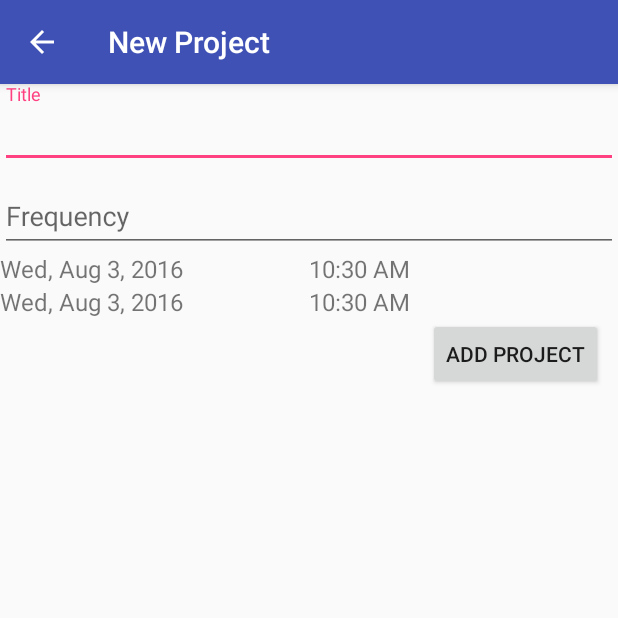
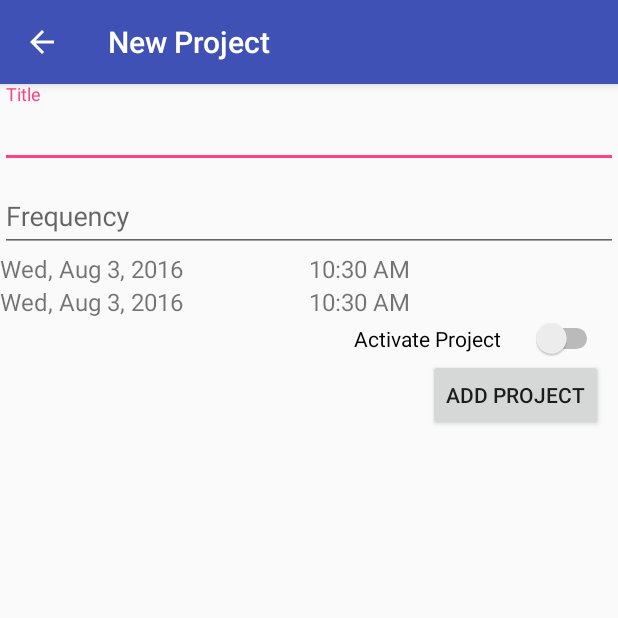
Before and after one commit to AshitakaLax/Capstone-Project, an Android app: the screen it shows after launch (NewProjectActivity), after a tap on an icon or button, on a phone screen of 412 x 824 dp, the top half of it. Run offline under Robolectric (Android 15) with nearby library versions, the phone set to English and light mode, and no system bars; libraries missing offline, so code that uses them is left out: com.wdullaer.materialdatetimepicker.

Commit message:
Added the ability to enable a project and disable a project. it will now trigger alarms for the period set. still need to take a picture and store it.
I am struggling with storing which project should be taking the picture.
the plan is to currently only have one project enabled at a time.

```diff
--- a/ScheduledTimeLapse/app/src/main/java/com/ashitakalax/scheduledtimelapse/MainActivity.java
+++ b/ScheduledTimeLapse/app/src/main/java/com/ashitakalax/scheduledtimelapse/MainActivity.java
@@ -28,6 +28,7 @@ public class MainActivity extends AppCompatActivity
     private RecyclerView.Adapter mAdapter;
     private RecyclerView.LayoutManager mLayoutManager;
 
+
     // Whether or not we are in dual-pane mode
     boolean mIsDualPane = false;
     private PendingIntent pendingIntent;
@@ -52,6 +53,7 @@ public class MainActivity extends AppCompatActivity
         NavigationView navigationView = (NavigationView) findViewById(R.id.nav_view);
         navigationView.setNavigationItemSelectedListener(this);
 
+        alarm.checkAlarms(this);
         // setup the recycler view
         mRecyclerView = (RecyclerView)findViewById(R.id.my_recycler_view);
         mRecyclerView.setHasFixedSize(true);
@@ -64,33 +66,12 @@ public class MainActivity extends AppCompatActivity
             public void onClick(ProjectAdapter.ProjectAdapterViewHolder vh) {
                 //start the newProjectActivity
                 Intent intent = new Intent(getApplicationContext(), NewProjectActivity.class);
-                int position = vh.getAdapterPosition();
-
-                intent.putExtra(NewProjectActivity.PROJECT_POSITION, position);
+                intent.putExtra(NewProjectActivity.PROJECT_POSITION, vh.mProjectId);
                 startActivity(intent);
             }
         });
         mRecyclerView.setAdapter(mAdapter);
-
-        alarm.setAlarm(this);
-
     }
-
-//    private void sampleAlarmStart()
-//    {
-//        AlarmManager manager = (AlarmManager) getSystemService(Context.ALARM_SERVICE);
-//        int interval = 8000;
-//
-//        Intent alarmIntent = new Intent(this, AlarmReceiver.class);
-//        pendingIntent = PendingIntent.getBroadcast(this, 0, alarmIntent, 0);
-//
-//        // Set the alarm to start at approximately 2:00 p.m.
-//        Calendar calendar = Calendar.getInstance();
-//        calendar.setTimeInMillis(System.currentTimeMillis() + interval);
-//
-//        manager.setRepeating(AlarmManager.RTC_WAKEUP, calendar.getTimeInMillis(), interval, pendingIntent);
-//        Toast.makeText(this, "Alarm Set", Toast.LENGTH_SHORT).show();
-//    }
 
     @Override
     public void onBackPressed() {
--- a/ScheduledTimeLapse/app/src/main/java/com/ashitakalax/scheduledtimelapse/adapter/ProjectAdapter.java
+++ b/ScheduledTimeLapse/app/src/main/java/com/ashitakalax/scheduledtimelapse/adapter/ProjectAdapter.java
@@ -32,7 +32,8 @@ public class ProjectAdapter extends RecyclerView.Adapter<ProjectAdapter.ProjectA
             ProjectContract.ProjectEntry.COLUMN_TITLE,
             ProjectContract.ProjectEntry.COLUMN_FREQUENCY,
             ProjectContract.ProjectEntry.COLUMN_START_TIME,
-            ProjectContract.ProjectEntry.COLUMN_END_TIME
+            ProjectContract.ProjectEntry.COLUMN_END_TIME,
+            ProjectContract.ProjectEntry.COLUMN_ALARM_ACTIVE
     };
 
     // These indices are tied to FORECAST_COLUMNS.  If FORECAST_COLUMNS changes, these
@@ -42,6 +43,7 @@ public class ProjectAdapter extends RecyclerView.Adapter<ProjectAdapter.ProjectA
     static final int COL_PROJECT_FREQUENCY = 2;
     static final int COL_PROJECT_START_TIME = 3;
     static final int COL_PROJECT_END_TIME = 4;
+    static final int COL_PROJECT_ACTIVE = 5;
 
     @Override
     public ProjectAdapterViewHolder onCreateViewHolder(ViewGroup parent, int viewType) {
@@ -60,10 +62,21 @@ public class ProjectAdapter extends RecyclerView.Adapter<ProjectAdapter.ProjectA
     public void onBindViewHolder(ProjectAdapterViewHolder holder, int position) {
         mCursor.moveToPosition(position);
         // todo add image to cardview(either default or one that is part of the set)
+        holder.mProjectId = mCursor.getInt(COL_PROJECT_ID);
         holder.mTitleTextView.setText(mCursor.getString(COL_PROJECT_TITLE));
         holder.mFrequencyTextView.setText( "Frequency " + mCursor.getFloat(COL_PROJECT_FREQUENCY));
         holder.mStartTimeTextView.setText(dateTimeFormat.format(new Date(mCursor.getLong(COL_PROJECT_START_TIME))));
         holder.mEndTimeTextView.setText(dateTimeFormat.format(new Date(mCursor.getLong(COL_PROJECT_END_TIME))));
+        String activeStatus;
+        if(mCursor.getString(COL_PROJECT_ACTIVE).equals("1"))
+        {
+            activeStatus = "Project Active";
+        }
+        else
+        {
+            activeStatus = "Project Inactive";
+        }
+        holder.mActiveTextView.setText(activeStatus);
     }
 
     @Override
@@ -78,12 +91,16 @@ public class ProjectAdapter extends RecyclerView.Adapter<ProjectAdapter.ProjectA
         public final TextView mFrequencyTextView;
         public final TextView mStartTimeTextView;
         public final TextView mEndTimeTextView;
+        public final TextView mActiveTextView;
+        public int mProjectId;
         public ProjectAdapterViewHolder(View itemView) {
             super(itemView);
+            mProjectId = -1;
             mTitleTextView = (TextView)itemView.findViewById(R.id.title_text_view);
             mFrequencyTextView = (TextView)itemView.findViewById(R.id.frequency_text_view);
             mStartTimeTextView = (TextView)itemView.findViewById(R.id.start_time_text_view);
             mEndTimeTextView = (TextView)itemView.findViewById(R.id.end_time_text_view);
+            mActiveTextView = (TextView) itemView.findViewById(R.id.active_text_view);
             itemView.setOnClickListener(this);
         }
 
@@ -108,6 +125,6 @@ public class ProjectAdapter extends RecyclerView.Adapter<ProjectAdapter.ProjectA
                 ,null
         ,null
         ,null
-        ,null);
+        , ProjectContract.ProjectEntry.COLUMN_ALARM_ACTIVE + " DESC");
     }
 }
--- a/ScheduledTimeLapse/app/src/main/java/com/ashitakalax/scheduledtimelapse/data/ProjectContract.java
+++ b/ScheduledTimeLapse/app/src/main/java/com/ashitakalax/scheduledtimelapse/data/ProjectContract.java
@@ -37,8 +37,12 @@ public class ProjectContract {
 
         // Time Lapse start time
         public static final String COLUMN_START_TIME = "start_time";
+
         // Time Lapse end Time
         public static final String COLUMN_END_TIME = "end_time";
+
+        // whether the alarm is activated
+        public static final String COLUMN_ALARM_ACTIVE = "active";
 
         /**
          * Gets the uri from the id to simplify creating the uri's
--- a/ScheduledTimeLapse/app/src/main/java/com/ashitakalax/scheduledtimelapse/data/ProjectDbHelper.java
+++ b/ScheduledTimeLapse/app/src/main/java/com/ashitakalax/scheduledtimelapse/data/ProjectDbHelper.java
@@ -13,7 +13,7 @@ public class ProjectDbHelper extends SQLiteOpenHelper {
 
     static final String DATABASE_NAME = "project.db";
     // If you change the database schema, you must increment the database version.
-    private static final int DATABASE_VERSION = 1;
+    private static final int DATABASE_VERSION = 2;
 
     public ProjectDbHelper(Context context) {
         super(context, DATABASE_NAME, null, DATABASE_VERSION);
@@ -30,7 +30,8 @@ public class ProjectDbHelper extends SQLiteOpenHelper {
                 ProjectEntry.COLUMN_TITLE + " STRING NOT NULL, " +
                 ProjectEntry.COLUMN_FREQUENCY + " FLOAT NOT NULL, " +
                 ProjectEntry.COLUMN_START_TIME + " LONG NOT NULL, " +
-                ProjectEntry.COLUMN_END_TIME + " LONG NOT NULL);";
+                ProjectEntry.COLUMN_END_TIME + " LONG NOT NULL, " +
+                ProjectEntry.COLUMN_ALARM_ACTIVE + " BOOLEAN NOT NULL);";
 
         sqLiteDatabase.execSQL(SQL_CREATE_PROJECT_TABLE);
     }
--- a/ScheduledTimeLapse/app/src/main/res/layout/new_project_main_content.xml
+++ b/ScheduledTimeLapse/app/src/main/res/layout/new_project_main_content.xml
@@ -92,6 +92,18 @@
 
     </LinearLayout>
 
+    <Switch
+        android:layout_width="wrap_content"
+        android:layout_height="wrap_content"
+        android:text="Activate Project"
+        android:id="@+id/projectActiveSwitch"
+        android:layout_gravity="right"
+        android:layout_marginRight="10dp"
+        android:showText="false"
+        android:singleLine="false"
+        android:splitTrack="false"
+        android:switchPadding="20dp" />
+
     <Button
         android:layout_width="wrap_content"
         android:layout_height="wrap_content"
```
Also changed, not shown: ScheduledTimeLapse/app/src/main/java/com/ashitakalax/scheduledtimelapse/NewProjectActivity.java (+27 -8 lines), ScheduledTimeLapse/app/src/main/java/com/ashitakalax/scheduledtimelapse/alarm/AlarmReceiver.java (+38 -27 lines), ScheduledTimeLapse/app/src/main/res/layout/project_card.xml (+10 -5 lines), 2 other files.
